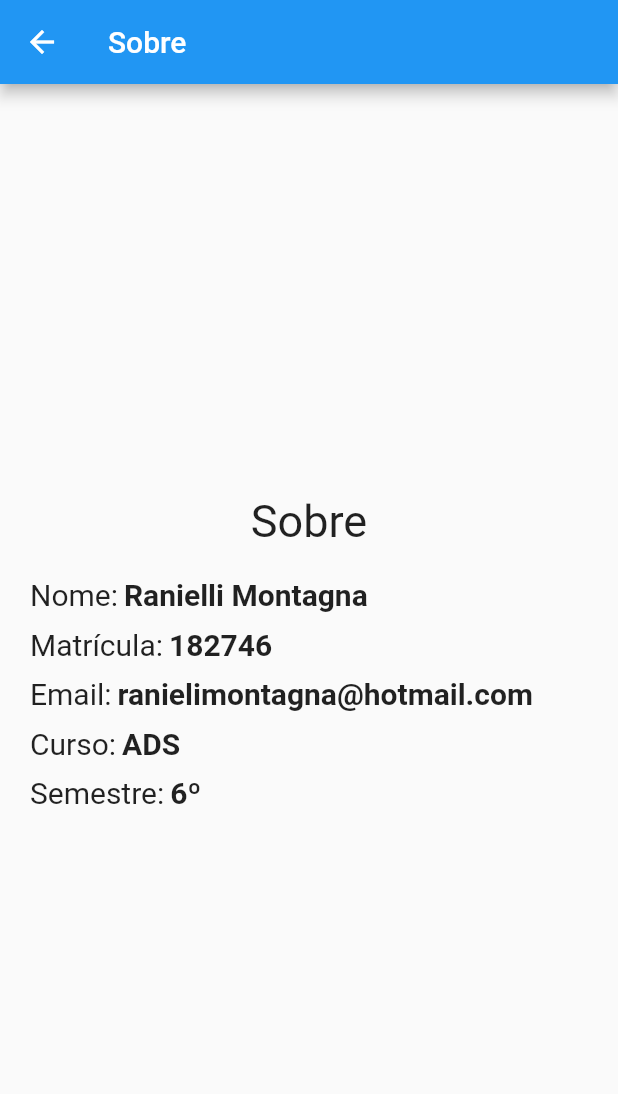
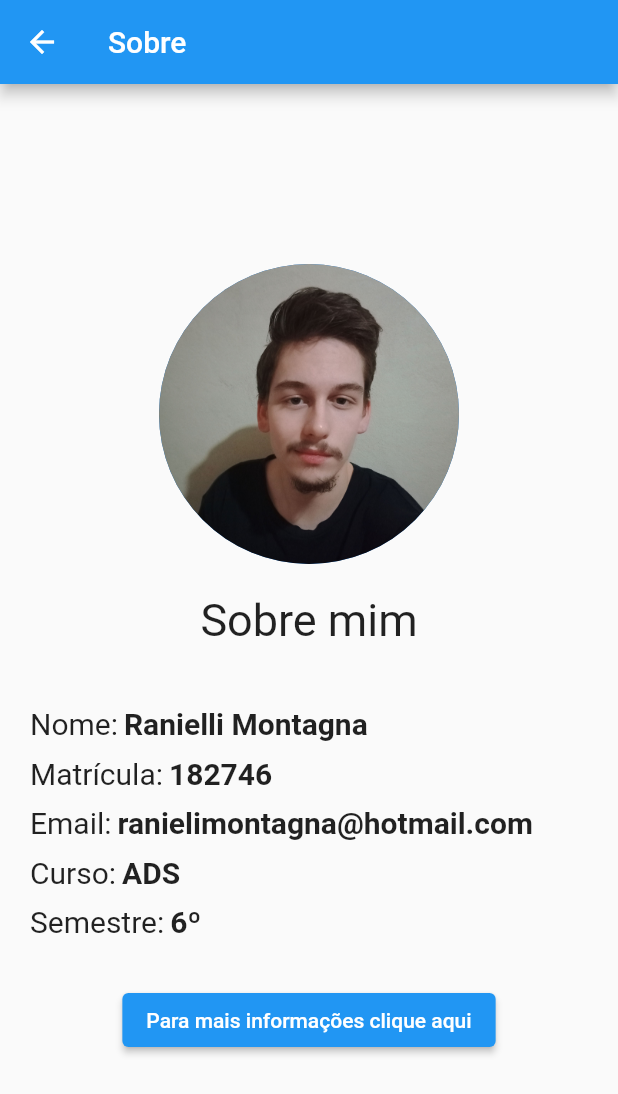
Before and after one commit to RanielliMontagna/flutter_aula, a Flutter app: the SobrePage screen opened by its route, on a phone screen of 412 x 824 dp. Shown: the top 1094 px of the screen. Run offline on Flutter 3.47's test engine with Material 2 defaults, Android fonts, the phone set to English and light mode, and no system bars.

Commit message:
refactor: implementa imagem de perfil e link para site

```diff
--- a/lib/containers/sobre.dart
+++ b/lib/containers/sobre.dart
@@ -1,4 +1,5 @@
 import 'package:flutter/material.dart';
+import 'package:url_launcher/url_launcher.dart';
 
 class SobrePage extends StatelessWidget {
   const SobrePage({super.key});
@@ -14,19 +15,42 @@ class SobrePage extends StatelessWidget {
           child: Column(
             mainAxisAlignment: MainAxisAlignment.center,
             children: <Widget>[
+              //imagem redonda
+              const CircleAvatar(
+                radius: 100,
+                backgroundImage: AssetImage('assets/fotoPerfil.jpg'),
+              ),
+              const SizedBox(
+                height: 20,
+              ),
               const Text(
-                'Sobre',
+                'Sobre mim',
                 style: TextStyle(fontSize: 30),
               ),
               const SizedBox(
                 height: 20,
               ),
-              //chamar componente nome
+              const SizedBox(
+                height: 20,
+              ),
               Info(title: 'Nome:', text: 'Ranielli Montagna'),
               Info(title: 'Matrícula:', text: '182746'),
               Info(title: 'Email:', text: 'ranielimontagna@hotmail.com'),
               Info(title: 'Curso:', text: 'ADS'),
               Info(title: 'Semestre:', text: '6º'),
+
+              //button para site
+              const SizedBox(
+                height: 20,
+              ),
+
+              ElevatedButton(
+                onPressed: () {
+                  var uri = Uri.parse('https://ranimontagna.com');
+                  launchUrl(uri);
+                },
+                child: const Text('Para mais informações clique aqui'),
+              ),
             ],
           ),
         ));
--- a/pubspec.yaml
+++ b/pubspec.yaml
@@ -35,6 +35,7 @@ dependencies:
   # The following adds the Cupertino Icons font to your application.
   # Use with the CupertinoIcons class for iOS style icons.
   cupertino_icons: ^1.0.2
+  url_launcher: ^6.1.6
 
 dev_dependencies:
   flutter_test:
@@ -63,6 +64,7 @@ flutter:
     #   - images/a_dot_ham.jpeg
     - assets/upf.png
     - assets/upfblack.png
+    - assets/fotoPerfil.jpg
   # An image asset can refer to one or more resolution-specific "variants", see
   # https://flutter.dev/assets-and-images/#resolution-aware
 
```
Also changed, not shown: 3 other files.
